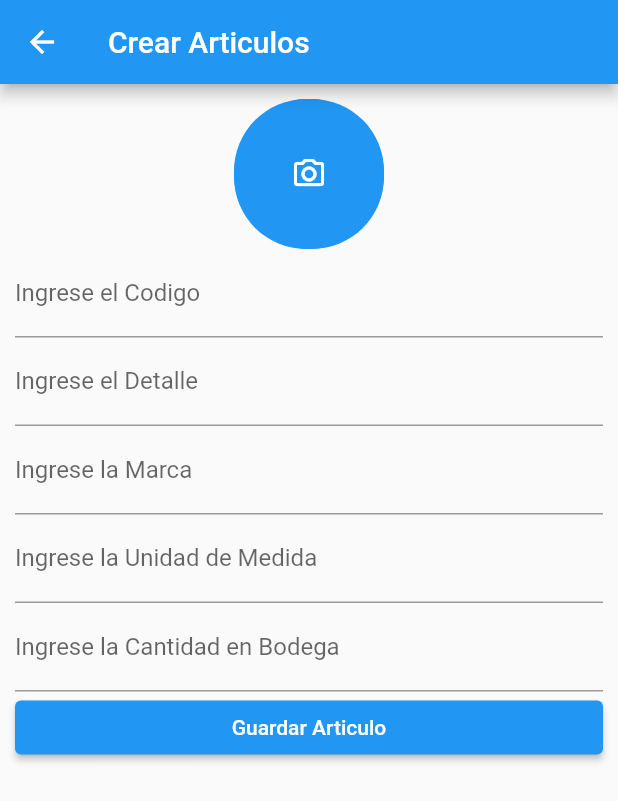
After one commit to josephepia/actividad, a Flutter app: the Principal screen opened by its route, tab 2 chosen, after a tap on the "add" icon, on a phone screen of 412 x 824 dp. The commit adds this screen. Shown: the top 801 px of the screen. Run offline on Flutter 3.47's test engine with Material 2 defaults, Android fonts, the phone set to English and light mode, and no system bars; our stand-ins replace cloud_firestore, firebase_core, firebase_storage, get, image_picker; accounts and stored records are empty; network calls fail.

Commit message:
feat: widget create article

```diff
--- /dev/null
+++ b/lib/data/services/peticiones_articulo.dart
@@ -0,0 +1,60 @@
+import 'dart:convert';
+import 'package:actividad/domain/models/articulo.dart';
+import 'package:cloud_firestore/cloud_firestore.dart';
+import 'package:flutter/foundation.dart';
+import '../../domain/models/user.dart';
+import 'package:http/http.dart' as http;
+import 'package:firebase_storage/firebase_storage.dart' as fs;
+import 'dart:developer';
+
+class PeticionesArticulo {
+
+ static final fs.FirebaseStorage storage= fs.FirebaseStorage.instance;
+ static final FirebaseFirestore _db = FirebaseFirestore.instance;
+
+ static Future<void> crearArticulo(Map<String,dynamic> catalogo, foto) async {
+   var url = '';
+   if(foto != null) {
+     url = await cargarFoto(foto, catalogo['idArticulo']);
+   }
+     catalogo['foto'] = url.toString();
+
+     await _db.collection('Articulos').doc().set(catalogo).catchError((e){});
+
+
+ }
+
+ static Future<dynamic> cargarFoto(var foto, var idArt) async{
+   final fs.Reference storageReference = fs.FirebaseStorage.instance.ref().child('Articulos');
+
+   fs.TaskSnapshot taskSnapshot =
+       await storageReference.child(idArt).putFile(foto);
+
+   var url = await taskSnapshot.ref.getDownloadURL();
+
+   return url.toString();
+ }
+
+ static Future<void> actualizarArticulo(
+     String id, Map<String,dynamic> catalogo
+     ) async{
+   await _db.collection('Articulos').doc(id).update(catalogo).catchError((e){});
+ }
+
+ static Future<void> eliminarcatalogo(String id) async {
+   await _db.collection('Articulos').doc(id).delete().catchError((e){
+     log(e);
+   });
+ }
+
+ static Future<dynamic> consultaGral() async {
+   await _db.collection("Articulos").get().then((value) {
+     List<Articulo> lista = [];
+     for(var doc in value.docs){
+       lista.add(Articulo.desdeJson(doc.data()));
+     }
+
+     return lista;
+   });
+ }
+}
--- /dev/null
+++ b/lib/domain/controller/articulos_controller.dart
@@ -0,0 +1,15 @@
+import 'package:actividad/data/services/peticiones_articulo.dart';
+import 'package:actividad/data/services/peticiones_user.dart';
+import 'package:actividad/domain/models/articulo.dart';
+import 'package:actividad/domain/models/user.dart';
+import 'package:get/get.dart';
+import 'package:http/http.dart' as http;
+class ConsultasController extends GetxController {
+  final Rxn<List<Articulo>> _articulosFireStore = Rxn<List<Articulo>>();
+
+  Future<void> consultaArticulos() async{
+    _articulosFireStore.value = await PeticionesArticulo.consultaGral();
+  }
+
+  List<Articulo>? get getArticulosGral => _articulosFireStore.value;
+}
--- a/lib/domain/controller/auth_controller.dart
+++ b/lib/domain/controller/auth_controller.dart
@@ -9,10 +9,9 @@ class AuthController extends GetxController {
   List<User>? get users => _users.value;
 
   Future<void> enviarDatos(
-      http.Client client,
       String user,
       String pass
       ) async{
-    _users.value = await PeticionUser.validarUser(client, user, pass);
+    _users.value = await PeticionUser.validarUser(user, pass);
   }
 }
--- /dev/null
+++ b/lib/domain/models/articulo.dart
@@ -0,0 +1,31 @@
+class Articulo {
+  final String idArticulo;
+  final String detalle;
+  final String marca;
+  final String medida;
+  final String cantBodega;
+  final String foto;
+
+
+  Articulo({
+    required this.idArticulo,
+    required this.detalle,
+    required this.marca,
+    required this.medida,
+    required this.cantBodega,
+    required this.foto
+
+  });
+
+  factory Articulo.desdeJson(Map<String, dynamic> json){
+    return Articulo(
+        idArticulo: json['idArticulo'] ?? '',
+        detalle: json['detalle'] ?? '',
+        marca: json['marca'] ?? '',
+        medida: json['medida'] ?? '',
+        cantBodega: json['cantBodega'] ?? '',
+        foto: json['foto'] ?? ''
+
+    );
+  }
+}
--- /dev/null
+++ b/lib/ui/pages/articles/creararticulos.dart
@@ -0,0 +1,152 @@
+import 'dart:io';
+import 'package:actividad/data/services/peticiones_articulo.dart';
+import 'package:flutter/material.dart';
+import 'package:get/get.dart';
+import 'package:image_picker/image_picker.dart';
+
+class CrearArticulos extends StatefulWidget {
+  const CrearArticulos({Key? key}) : super(key: key);
+
+  @override
+  State<CrearArticulos> createState() => _CrearArticulosState();
+}
+
+class _CrearArticulosState extends State<CrearArticulos> {
+  var _image;
+  ImagePicker picker = ImagePicker();
+  TextEditingController controlCodigo = TextEditingController();
+  TextEditingController controlDetalle = TextEditingController();
+  TextEditingController controlMarca = TextEditingController();
+  TextEditingController controlMedida = TextEditingController();
+  TextEditingController controlCantBodega = TextEditingController();
+
+  _camGaleria(bool op) async {
+    XFile? image;
+    image = op
+        ? await picker.pickImage(source: ImageSource.camera, imageQuality: 50)
+        : await picker.pickImage(source: ImageSource.gallery, imageQuality: 50);
+
+    setState(() {
+      _image = (image != null) ? File(image.path) : null;
+    });
+  }
+
+  @override
+  Widget build(BuildContext context) {
+    return Scaffold(
+      appBar: AppBar(
+        title: const Text("Crear Articulos"),
+      ),
+      body: Padding(
+        padding: const EdgeInsets.all(10.0),
+        child: ListView(
+          children: [
+            Center(
+              child: GestureDetector(
+                onTap: () async {
+                  _opcioncamara(context);
+                },
+                child: CircleAvatar(
+                  radius: 50,
+                  backgroundColor: Colors.blue,
+                  child: _image != null
+                      ? ClipRRect(
+                          borderRadius: BorderRadius.circular(48),
+                          child: Image.file(
+                            _image,
+                            width: 100,
+                            height: 100,
+                            fit: BoxFit.fitHeight,
+                          ),
+                        )
+                      : Container(
+                          decoration: BoxDecoration(
+                            color: Colors.blue,
+                            borderRadius: BorderRadius.circular(48),
+                          ),
+                          width: 100,
+                          height: 100,
+                          child: const Icon(
+                            Icons.camera_alt_outlined,
+                            color: Colors.white,
+                          ),
+                        ),
+                ),
+              ),
+            ),
+            TextField(
+              controller: controlCodigo,
+              keyboardType: TextInputType.number,
+              decoration: const InputDecoration(labelText: 'Ingrese el Codigo'),
+            ),
+            TextField(
+              controller: controlDetalle,
+              decoration:
+                  const InputDecoration(labelText: 'Ingrese el Detalle'),
+            ),
+            TextField(
+              controller: controlMarca,
+              decoration: const InputDecoration(labelText: 'Ingrese la Marca'),
+            ),
+            TextField(
+              controller: controlMedida,
+              decoration: const InputDecoration(
+                  labelText: 'Ingrese la Unidad de Medida'),
+            ),
+            TextField(
+              controller: controlCantBodega,
+              keyboardType: TextInputType.number,
+              decoration: const InputDecoration(
+                  labelText: 'Ingrese la Cantidad en Bodega'),
+            ),
+            ElevatedButton(
+                onPressed: () {
+                  var catalogo = <String, dynamic>{
+                    'idArticulo': controlCodigo.text,
+                    'detalle': controlDetalle.text,
+                    'marca': controlMarca.text,
+                    'medida': controlMedida.text,
+                    'cantBodega': controlCantBodega.text,
+                    'foto': ''
+                  };
+
+                  PeticionesArticulo.crearArticulo(catalogo, _image);
+                },
+                child: const Text("Guardar Articulo"))
+          ],
+        ),
+      ),
+    );
+  }
+
+//Seleccionar la camara o la galeria
+
+  void _opcioncamara(context) {
+    showModalBottomSheet(
+        context: context,
+        builder: (BuildContext bc) {
+          return SafeArea(
+            child: Wrap(
+              children: <Widget>[
+                ListTile(
+                    leading: const Icon(Icons.photo_library),
+                    title: const Text('Imagen de Galeria'),
+                    onTap: () {
+                      _camGaleria(false);
+                      Get.back();
+                      // Navigator.of(context).pop();
+                    }),
+                ListTile(
+                  leading: const Icon(Icons.photo_camera),
+                  title: const Text('Capturar Imagen'),
+                  onTap: () {
+                    _camGaleria(true);
+                    Navigator.of(context).pop();
+                  },
+                ),
+              ],
+            ),
+          );
+        });
+  }
+}
--- /dev/null
+++ b/lib/ui/pages/articles/listar_articulos.dart
@@ -0,0 +1,55 @@
+import 'package:actividad/domain/controller/articulos_controller.dart';
+import 'package:flutter/material.dart';
+import 'package:get/get.dart';
+
+class ListarArticulos extends StatefulWidget {
+  const ListarArticulos({Key? key}) : super(key: key);
+
+  @override
+  State<ListarArticulos> createState() => _ListarArticulosState();
+}
+
+class _ListarArticulosState extends State<ListarArticulos> {
+  ConsultasController controladorArticulo = Get.find();
+
+
+  @override
+  Widget build(BuildContext context) {
+    controladorArticulo.consultaArticulos();
+    return Scaffold(
+      body: Obx(
+          () => controladorArticulo.getArticulosGral?.isEmpty == true?
+              ListView.builder(
+                itemCount: controladorArticulo.getArticulosGral?.isEmpty == true ? 0 :
+                controladorArticulo.getArticulosGral!.length,
+                itemBuilder: (context, posicion){
+                  return ListTile(
+                    leading: Container(
+                      padding: EdgeInsets.all(5),
+                      width: 50,
+                      height: 50,
+                      child: Image.network(
+                        controladorArticulo.getArticulosGral![posicion].foto
+                      ),
+                    ),
+                    title: Text(controladorArticulo.getArticulosGral![posicion].detalle),
+                    subtitle: Text(controladorArticulo.getArticulosGral![posicion].marca),
+                    trailing: Container(
+                      width: 80,
+                      height: 40,
+                      color: Colors.yellow,
+                      child: Text(controladorArticulo.getArticulosGral![posicion].cantBodega),
+                    ),
+                  );
+                },
+              ) : const Icon(Icons.abc)
+      ),
+      floatingActionButton: FloatingActionButton(
+        onPressed: () async{
+          Get.toNamed('/creararticulos');
+        },
+        child: const Icon(Icons.add),
+      ),
+    );
+  }
+}
--- a/lib/ui/pages/auth/login.dart
+++ b/lib/ui/pages/auth/login.dart
@@ -47,7 +47,7 @@ class _LoginState extends State<Login> {
                   IconButton(
                       onPressed: () {
                         controladorUser
-                            .enviarDatos(http.Client(), controlUser.text,
+                            .enviarDatos(controlUser.text,
                                 controlPass.text)
                             .then((value) {
                           if (controladorUser.users != null) {
--- a/lib/ui/pages/content/principal.dart
+++ b/lib/ui/pages/content/principal.dart
@@ -1,4 +1,6 @@
 import 'package:actividad/domain/controller/auth_controller.dart';
+import 'package:actividad/ui/pages/articles/listar_articulos.dart';
+import 'package:actividad/ui/pages/usuarios/listar_user.dart';
 import 'package:flutter/material.dart';
 import 'package:get/get.dart';
 
@@ -13,27 +15,28 @@ class _PrincipalState extends State<Principal> {
   AuthController controladorUser = Get.find();
   @override
   Widget build(BuildContext context) {
-    return Scaffold(
-      appBar: AppBar(
-        title: const Text("Menu principal"),
-      ),
-      body: Center(
-        child: Column(
-          mainAxisAlignment: MainAxisAlignment.center,
-          children: [
-            Text(controladorUser.users![0].id),
-            Text(controladorUser.users![0].nombre),
-            Text(controladorUser.users![0].rol),
-            Text(controladorUser.users![0].user),
-            ElevatedButton(
-                onPressed: (){
-                  Get.offAllNamed('/auth');
-                },
-                child: const Text("salir")
-            )
-          ],
-        ),
-      ),
+    return DefaultTabController(
+        length: 2,
+        child: Scaffold(
+          appBar: AppBar(
+            title: Text("Menú principal"),
+            actions: [
+              IconButton(onPressed: (){}, icon: Icon(Icons.logout))
+            ],
+            bottom: TabBar(
+              tabs: [
+                Tab(icon: Icon(Icons.verified_user)),
+                Tab(icon: Icon(Icons.checklist))
+              ],
+            ),
+          ),
+          body: TabBarView(
+            children: [
+              ListarUsers(),
+              ListarArticulos()
+            ],
+          ),
+        )
     );
   }
 }
--- /dev/null
+++ b/lib/ui/pages/usuarios/listar_user.dart
@@ -0,0 +1,17 @@
+import 'package:flutter/material.dart';
+
+class ListarUsers extends StatefulWidget {
+  const ListarUsers({Key? key}) : super(key: key);
+
+  @override
+  State<ListarUsers> createState() => _ListarUsersState();
+}
+
+class _ListarUsersState extends State<ListarUsers> {
+  @override
+  Widget build(BuildContext context) {
+    return Scaffold(
+      body: Container(),
+    );
+  }
+}
--- a/pubspec.yaml
+++ b/pubspec.yaml
@@ -35,6 +35,10 @@ dependencies:
   # The following adds the Cupertino Icons font to your application.
   # Use with the CupertinoIcons class for iOS style icons.
   cupertino_icons: ^1.0.2
+  firebase_core: ^1.20.0
+  cloud_firestore: ^3.4.3
+  firebase_storage: ^10.3.4
+  image_picker: ^0.8.5+3
 
 dev_dependencies:
   flutter_test:
```
Also changed, not shown: lib/data/services/peticiones_user.dart (+33 -2 lines), lib/main.dart (+16 -87 lines), lib/ui/pages/auth/register.dart (+20 -0 lines), lib/firebase_options.dart (added), pubspec.lock, 9 other files.
